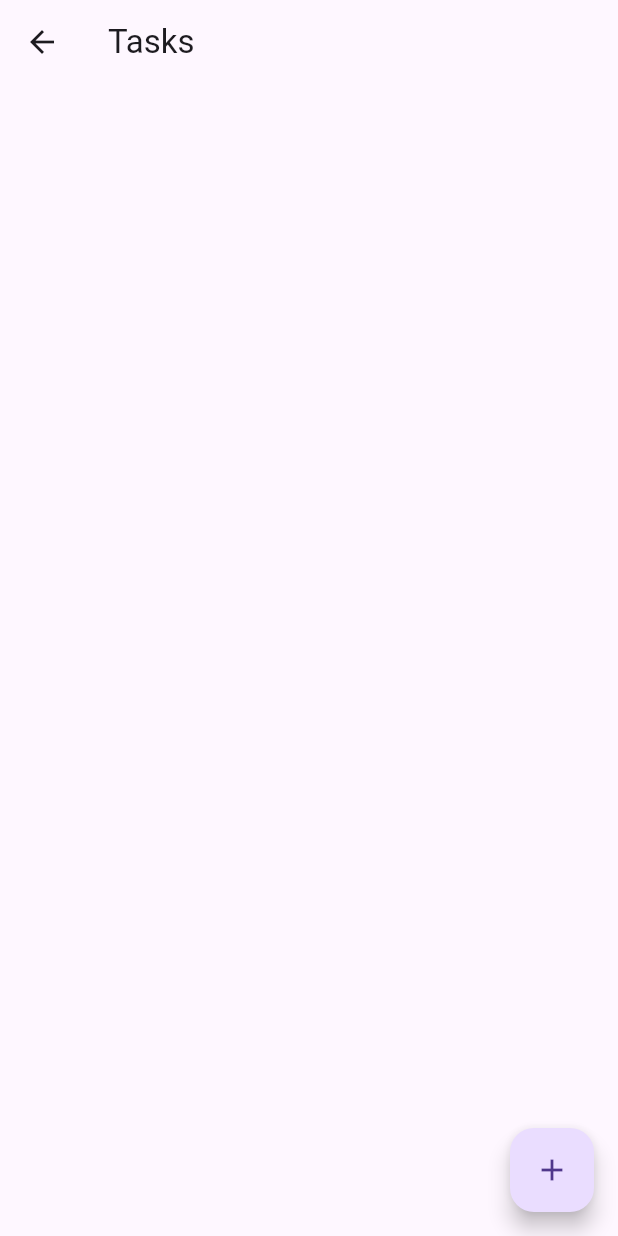
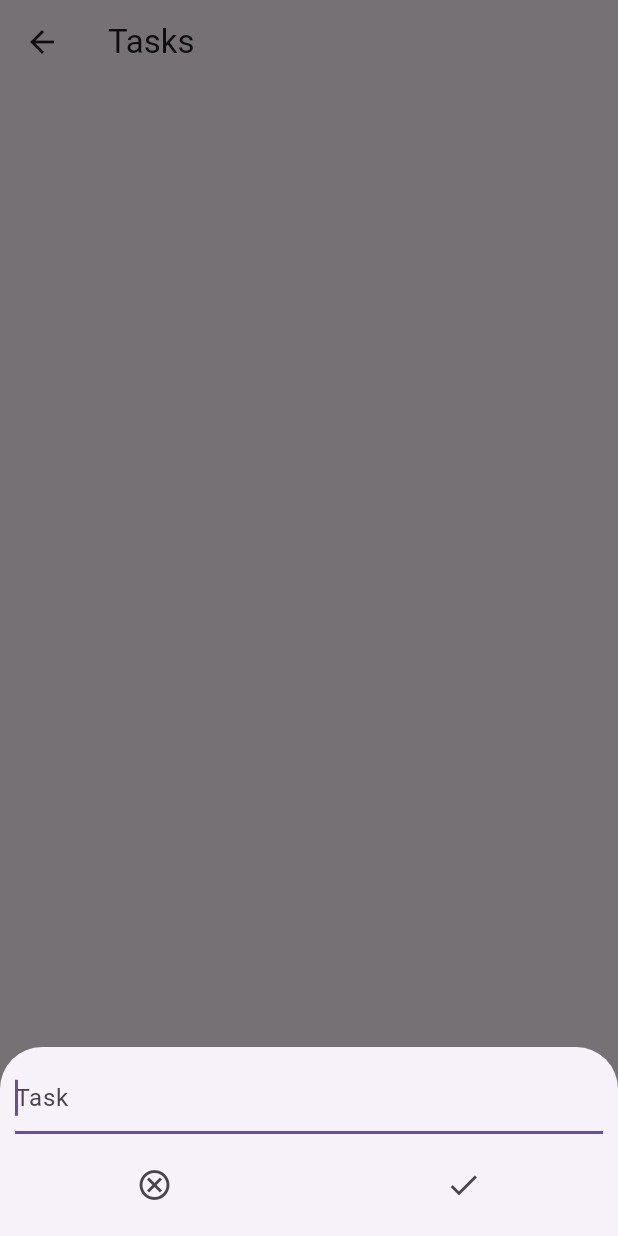
Before and after one commit to alexsedy/todo_app, a Flutter app: the TasksWidgetBody screen opened directly, after a tap on the "add" icon, on a phone screen of 412 x 824 dp. Run offline on Flutter 3.47's test engine with Material 3 defaults, Android fonts, the phone set to English and light mode, and no system bars; our stand-ins replace flutter_slidable, hive, hive_flutter; accounts and stored records are empty.

Commit message:
add model for add task

```diff
--- a/lib/ui/widget_ui/group/group_form/group_form_widget.dart
+++ b/lib/ui/widget_ui/group/group_form/group_form_widget.dart
@@ -33,9 +33,9 @@ class _GroupFormBodyWidget extends StatelessWidget {
         onPressed: () => GroupFormWidgetModelProvider.read(context)?.model.saveGroup(context),
         child: Icon(Icons.done),
       ),
-      body: Center(
+      body: const Center(
         child: Padding(
-          padding: const EdgeInsets.symmetric(horizontal: 16),
+          padding: EdgeInsets.symmetric(horizontal: 16),
           child: _GroupNameWidget(),
         ),
       ),
--- a/lib/ui/widget_ui/task/task_form/task_form_widget.dart
+++ b/lib/ui/widget_ui/task/task_form/task_form_widget.dart
@@ -12,22 +12,11 @@ class TaskFormWidget extends StatefulWidget {
 class _TaskFormWidgetState extends State<TaskFormWidget> {
   late final TaskFormWidgetModel _model;
 
-  //получение ключа новый вараинт
   @override
   void initState() {
     super.initState();
     _model = TaskFormWidgetModel(groupKey: widget.groupKey);
   }
-
-  // @override
-  // void didChangeDependencies() {
-  //   super.didChangeDependencies();
-  //
-  //   if (_model == null) {
-  //     final groupKey = ModalRoute.of(context)!.settings.arguments as int;
-  //     _model = TaskFormWidgetModel(groupKey: groupKey);
-  //   }
-  // }
 
 
   @override
@@ -38,47 +27,52 @@ class _TaskFormWidgetState extends State<TaskFormWidget> {
   }
 }
 
-
 class _TextFormBodyWidget extends StatelessWidget {
   const _TextFormBodyWidget({super.key});
 
   @override
   Widget build(BuildContext context) {
-    return Scaffold(
-      appBar: AppBar(
-        title: const Text("Add tasks"),
-      ),
-      floatingActionButton: FloatingActionButton(
-        onPressed: () => TaskFormWidgetModelProvider.read(context)?.model.addTask(context),
-        child: const Icon(Icons.done),
-      ),
-      body: Center(
-        child: Padding(
-          padding: const EdgeInsets.symmetric(horizontal: 16),
-          child: _TaskTextWidget(),
+    final _model = TaskFormWidgetModelProvider.read(context)?.model;
+
+    return SingleChildScrollView(
+      child: Container(
+        padding: EdgeInsets.only(
+          bottom: MediaQuery.of(context).viewInsets.bottom,
+        ),
+        child: Column(
+          mainAxisSize: MainAxisSize.min,
+          children: [
+            Padding(
+              padding: const EdgeInsets.all(10),
+              child: TextField(
+                autofocus: true,
+                textInputAction: TextInputAction.newline,
+                minLines: 1,
+                maxLines: 16,
+                decoration: const InputDecoration(
+                  hintText: "Task",
+                ),
+                onChanged: (value) => _model?.taskText = value,
+                onEditingComplete: () => _model?.saveTask(context),
+              ),
+            ),
+            Padding(
+              padding: const EdgeInsets.only(bottom: 10),
+              child: Row(
+                mainAxisAlignment: MainAxisAlignment.spaceAround,
+                children: [
+                  IconButton(
+                      onPressed: () => Navigator.pop(context),
+                      icon: Icon(Icons.cancel_outlined)),
+                  IconButton(
+                      onPressed: () => TaskFormWidgetModelProvider.read(context)?.model.saveTask(context),
+                      icon: Icon(Icons.done)),
+                ],
+              ),
+            )
+          ],
         ),
       ),
     );
   }
 }
-
-class _TaskTextWidget extends StatelessWidget {
-  const _TaskTextWidget({super.key});
-
-  @override
-  Widget build(BuildContext context) {
-    final _model = TaskFormWidgetModelProvider.read(context)?.model;
-
-    return TextField(
-      autofocus: true,
-      textInputAction: TextInputAction.newline,
-      minLines: 1,
-      maxLines: 16,
-      decoration: const InputDecoration(
-        hintText: "Task"
-      ),
-      onChanged: (value) => _model?.taskText = value,
-      onEditingComplete: () => _model?.addTask(context),
-    );
-  }
-}
--- a/lib/ui/widget_ui/task/task_form/task_form_widget_model.dart
+++ b/lib/ui/widget_ui/task/task_form/task_form_widget_model.dart
@@ -10,7 +10,7 @@ class TaskFormWidgetModel {
 
   TaskFormWidgetModel({required this.groupKey});
 
-  void addTask(BuildContext context) async {
+  void saveTask(BuildContext context) async {
     if(taskText.isEmpty) return;
 
     if(!Hive.isAdapterRegistered(1)) {
--- a/lib/ui/widget_ui/task/tasks/tasks_widget.dart
+++ b/lib/ui/widget_ui/task/tasks/tasks_widget.dart
@@ -1,6 +1,8 @@
 import 'package:flutter/material.dart';
 import 'package:flutter_slidable/flutter_slidable.dart';
 import 'package:todo_app/ui/widget_ui/task/tasks/tasks_widget_model.dart';
+
+import '../task_form/task_form_widget.dart';
 
 class TasksWidget extends StatefulWidget {
   final int groupKey;
@@ -13,23 +15,11 @@ class TasksWidget extends StatefulWidget {
 class _TasksWidgetState extends State<TasksWidget> {
   late final TasksWidgetModel _model;
 
-  //получение ключа новый вараинт
   @override
   void initState() {
     super.initState();
     _model = TasksWidgetModel(groupKey: widget.groupKey);
   }
-
-  //получение ключа старый вариант
-  // @override
-  // void didChangeDependencies() {
-  //   super.didChangeDependencies();
-  //
-  //   if (_model == null) {
-  //     final groupKey = ModalRoute.of(context)!.settings.arguments as int;
-  //     _model = TasksWidgetModel(groupKey: groupKey);
-  //   }
-  // }
 
   @override
   Widget build(BuildContext context) {
@@ -45,20 +35,26 @@ class TasksWidgetBody extends StatelessWidget {
 
   @override
   Widget build(BuildContext context) {
-    final model = TasksWidgetModelProvider.watch(context)?.model;
-    final title = model?.group?.name ?? "Tasks";
+    final groupModel = TasksWidgetModelProvider.watch(context)?.model;
+    final title = groupModel?.group?.name ?? "Tasks";
 
     return Scaffold(
       appBar: AppBar(title: Text(title)),
       body: _TaskListWidget(),
       floatingActionButton: FloatingActionButton(
-        onPressed: () => model?.addTask(context),
+        onPressed: () {
+          showModalBottomSheet<void>(
+            context: context,
+            builder: (BuildContext context) {
+              return TaskFormWidget(groupKey: groupModel?.groupKey ?? 0);
+            },
+          );
+        },
         child: Icon(Icons.add),
       ),
     );
   }
 }
-
 
 class _TaskListWidget extends StatefulWidget {
   const _TaskListWidget({super.key});
@@ -69,7 +65,7 @@ class _TaskListWidget extends StatefulWidget {
 class _TaskListWidgetState extends State<_TaskListWidget> {
   @override
   Widget build(BuildContext context) {
-    var groupsCount = TasksWidgetModelProvider.watch(context)?.model.tasks.length ?? 0;
+    var tasksCount = TasksWidgetModelProvider.watch(context)?.model.tasks.length ?? 0;
     return ListView.separated(
       itemBuilder: (BuildContext context, int index) {
         return _TaskListRowWidget(indexInList: index);
@@ -77,7 +73,7 @@ class _TaskListWidgetState extends State<_TaskListWidget> {
       separatorBuilder: (BuildContext context, int index) {
         return const Divider(height: 4,);
       },
-      itemCount: groupsCount,
+      itemCount: tasksCount,
     );
   }
 }
```
Also changed, not shown: lib/ui/widget_ui/group/groups/groups_widget.dart (+4 -33 lines).
